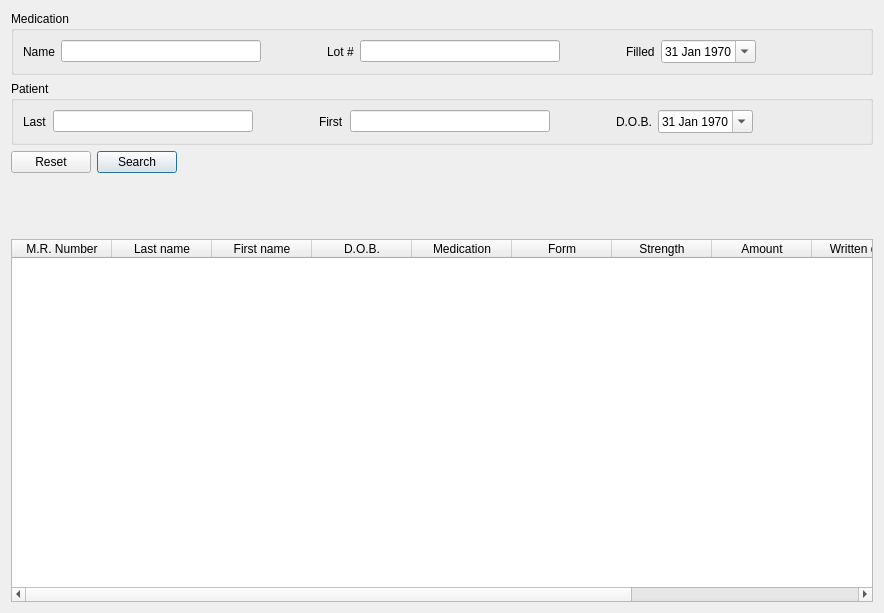
The window that mtrack/prescriptionsframe.ui (kyledevans/Medicine-Track) describes before a commit, drawn with Qt 5.
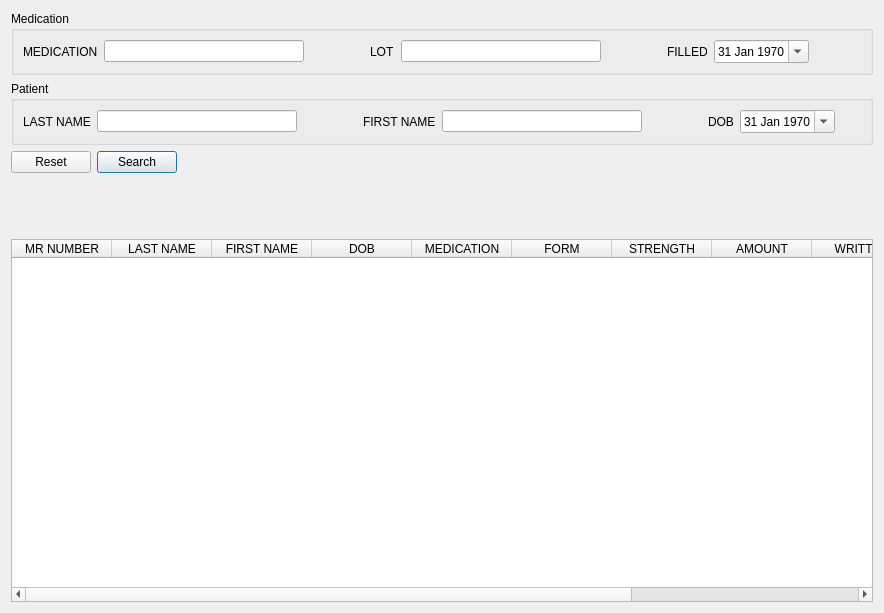
The same window after the commit.

Patch:
```diff
--- a/mtrack/prescriptionsframe.ui
+++ b/mtrack/prescriptionsframe.ui
@@ -29,7 +29,7 @@
       <item>
        <widget class="QLabel" name="medicationNameLabel">
         <property name="text">
-         <string>Name</string>
+         <string>MEDICATION</string>
         </property>
        </widget>
       </item>
@@ -68,7 +68,7 @@
       <item>
        <widget class="QLabel" name="lotLabel">
         <property name="text">
-         <string>Lot #</string>
+         <string>LOT</string>
         </property>
        </widget>
       </item>
@@ -107,7 +107,7 @@
       <item>
        <widget class="QLabel" name="filledLabel">
         <property name="text">
-         <string>Filled</string>
+         <string>FILLED</string>
         </property>
        </widget>
       </item>
@@ -153,7 +153,7 @@
       <item>
        <widget class="QLabel" name="lastLabel">
         <property name="text">
-         <string>Last</string>
+         <string>LAST NAME</string>
         </property>
        </widget>
       </item>
@@ -192,7 +192,7 @@
       <item>
        <widget class="QLabel" name="firstLabel">
         <property name="text">
-         <string>First</string>
+         <string>FIRST NAME</string>
         </property>
        </widget>
       </item>
@@ -231,7 +231,7 @@
       <item>
        <widget class="QLabel" name="dobLabel">
         <property name="text">
-         <string>D.O.B.</string>
+         <string>DOB</string>
         </property>
        </widget>
       </item>
@@ -331,57 +331,57 @@
      </property>
      <column>
       <property name="text">
-       <string>M.R. Number</string>
+       <string>MR NUMBER</string>
       </property>
      </column>
      <column>
       <property name="text">
-       <string>Last name</string>
+       <string>LAST NAME</string>
       </property>
      </column>
      <column>
       <property name="text">
-       <string>First name</string>
+       <string>FIRST NAME</string>
       </property>
      </column>
      <column>
       <property name="text">
-       <string>D.O.B.</string>
+       <string>DOB</string>
       </property>
      </column>
      <column>
       <property name="text">
-       <string>Medication</string>
+       <string>MEDICATION</string>
       </property>
      </column>
      <column>
       <property name="text">
-       <string>Form</string>
+       <string>FORM</string>
       </property>
      </column>
      <column>
       <property name="text">
-       <string>Strength</string>
+       <string>STRENGTH</string>
       </property>
      </column>
      <column>
       <property name="text">
-       <string>Amount</string>
+       <string>AMOUNT</string>
       </property>
      </column>
      <column>
       <property name="text">
-       <string>Written date</string>
+       <string>WRITTEN</string>
       </property>
      </column>
      <column>
       <property name="text">
-       <string>Filled date</string>
+       <string>FILLED</string>
       </property>
      </column>
      <column>
       <property name="text">
-       <string>Lot number</string>
+       <string>LOT</string>
       </property>
      </column>
     </widget>
```
